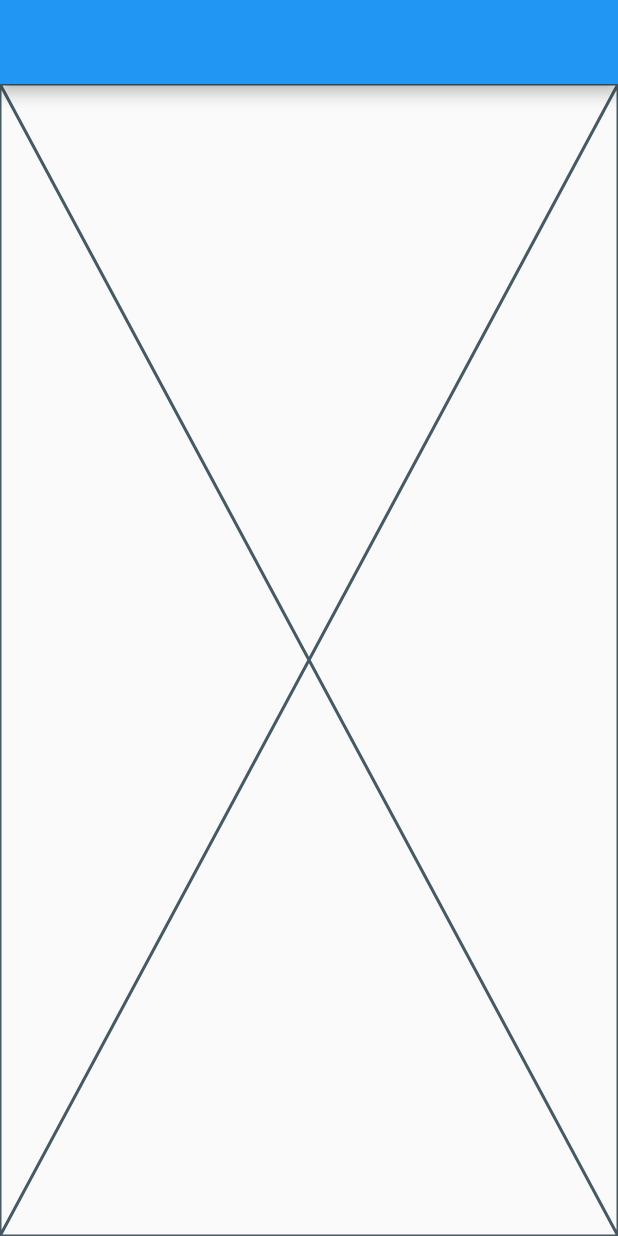
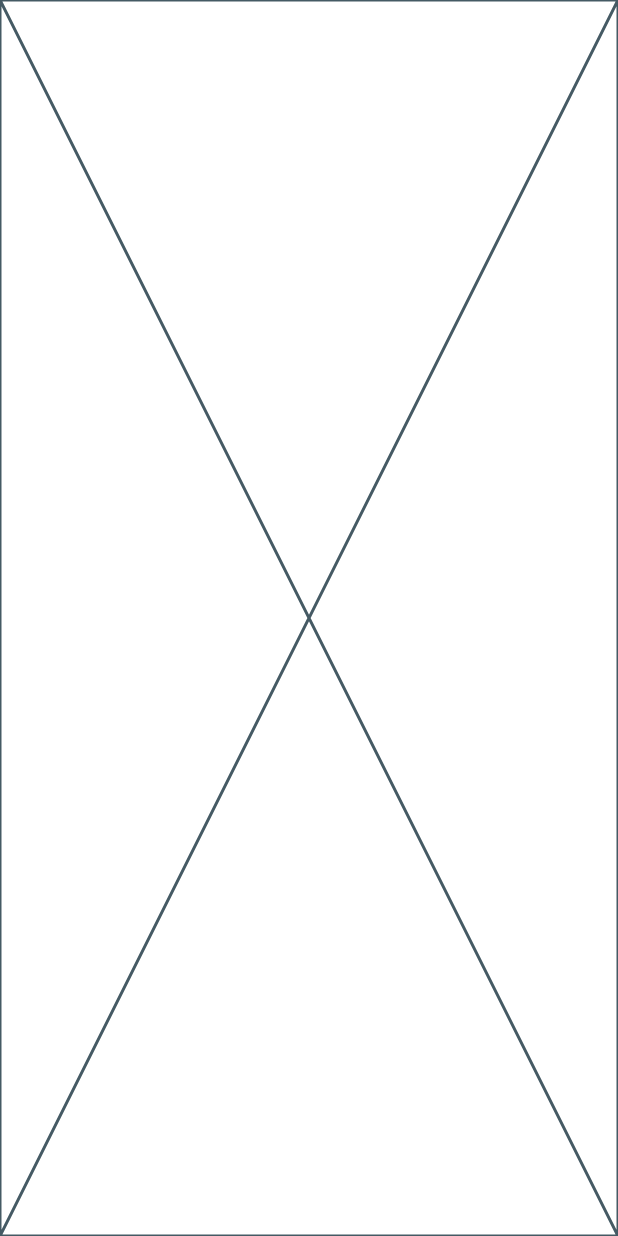
Before and after one commit to thisisibukunoluwa/Food-Ordering-App, a Flutter app: the screen it shows after launch, on a phone screen of 412 x 824 dp. Run offline on Flutter 3.47's test engine with Material 2 defaults, Android fonts, the phone set to English and light mode, and no system bars; our stand-ins replace flutter_screenutil; statements that could not run were skipped.

Commit message:
feat:added and modified files

```diff
--- /dev/null
+++ b/food_ordering_app/lib/features/splash/splash_view.dart
@@ -0,0 +1,10 @@
+import 'package:flutter/material.dart';
+
+class SplashView extends StatelessWidget {
+  const SplashView({super.key});
+
+  @override
+  Widget build(BuildContext context) {
+    return const Placeholder();
+  }
+}
--- a/food_ordering_app/lib/main.dart
+++ b/food_ordering_app/lib/main.dart
@@ -1,5 +1,8 @@
 import 'package:flutter/material.dart';
 import 'package:flutter_screenutil/flutter_screenutil.dart';
+import 'package:food_ordering_app/core/routes.dart';
+import 'package:food_ordering_app/features/splash/splash_view.dart';
+import 'package:food_ordering_app/services/navigation_service.dart';
 
 void main() {
   runApp(FoodrApp());
@@ -10,32 +13,14 @@ class FoodrApp extends StatelessWidget {
 
   @override
   Widget build(BuildContext context) {
-    return MaterialApp(
-      theme: ThemeData(primarySwatch: Colors.blue),
-      home: ScreenUtilInit(
-        minTextAdapt: true,
+    return ScreenUtilInit(
         designSize: Size(393, 852),
-        builder: (context, child) {
-          return MaterialApp(
-            debugShowCheckedModeBanner: false,
-            home: MyHomePage()
-          );
-        },
+        child:  MaterialApp(
+        title: ,
+        theme: ThemeData(primarySwatch: Colors.blue),
+        home: SplashView(),
+        navigatorKey:navigationService.navigatorKey,
       ),
     );
   }
 }
-
-class MyHomePage extends StatelessWidget {
-  const MyHomePage({super.key});
-
-  @override
-  Widget build(BuildContext context) {
-    return  Scaffold(
-      appBar: AppBar(
-        title: Row(),
-      ),
-      body: Placeholder()
-    );
-  }
-}
--- a/food_ordering_app/pubspec.yaml
+++ b/food_ordering_app/pubspec.yaml
@@ -34,6 +34,7 @@ dependencies:
   # Use with the CupertinoIcons class for iOS style icons.
   cupertino_icons: ^1.0.2
   flutter_screenutil: ^5.9.0
+  shared_preferences: ^2.2.2
 
 dev_dependencies:
   flutter_test:
```
Also changed, not shown: food_ordering_app/lib/core/constants/strings.dart (added, +59 -0 lines), food_ordering_app/lib/core/routes.dart (+43 -0 lines), food_ordering_app/lib/services/navigation_service.dart (added, +69 -0 lines), food_ordering_app/lib/features/orders/order_view.dart (added), food_ordering_app/lib/features/productlisting/productlisting_view.dart (added), food_ordering_app/lib/features/profile/profile_view.dart (added), food_ordering_app/pubspec.lock, 7 other files.
